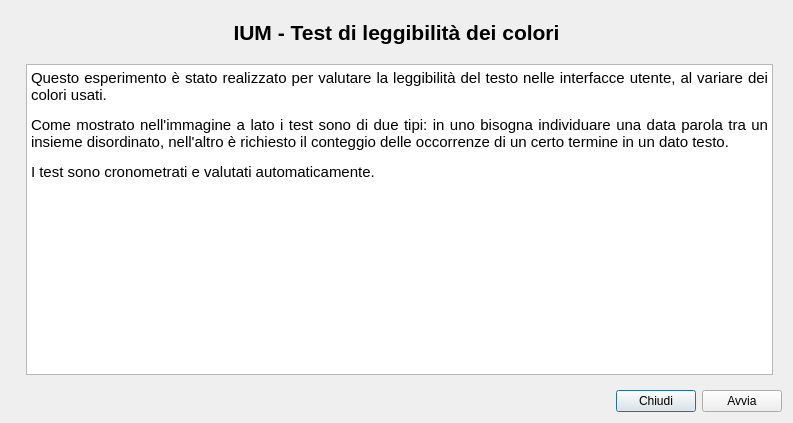
Qt form startdialog.ui (kele23/IUM) before a commit.
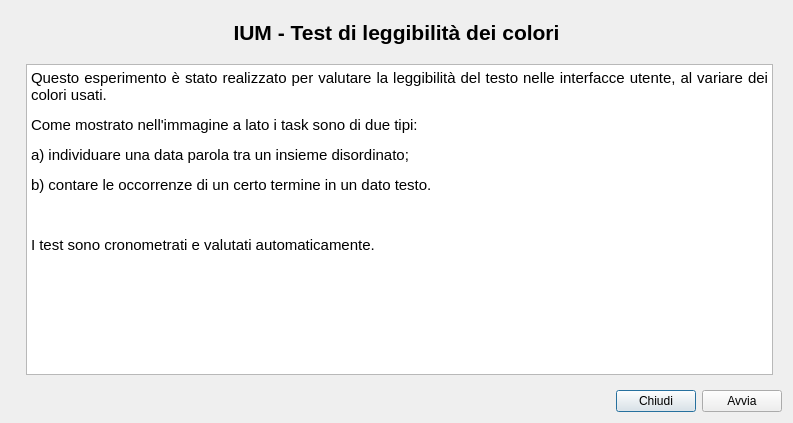
The same form after that commit. Icons and pictures are not drawn.

Commit message: Completamento start dialog

What changed in the file:
```diff
--- a/startdialog.ui
+++ b/startdialog.ui
@@ -62,7 +62,10 @@
 p, li { white-space: pre-wrap; }
 &lt;/style&gt;&lt;/head&gt;&lt;body style=&quot; font-family:'MS Shell Dlg 2'; font-size:8.25pt; font-weight:400; font-style:normal;&quot;&gt;
 &lt;p align=&quot;justify&quot; style=&quot; margin-top:12px; margin-bottom:12px; margin-left:0px; margin-right:0px; -qt-block-indent:0; text-indent:0px;&quot;&gt;&lt;span style=&quot; font-family:'Ubuntu'; font-size:11pt;&quot;&gt;Questo esperimento è stato realizzato per valutare la leggibilità del testo nelle interfacce utente, al variare dei colori usati. &lt;/span&gt;&lt;/p&gt;
-&lt;p align=&quot;justify&quot; style=&quot; margin-top:12px; margin-bottom:12px; margin-left:0px; margin-right:0px; -qt-block-indent:0; text-indent:0px;&quot;&gt;&lt;span style=&quot; font-family:'Ubuntu'; font-size:11pt;&quot;&gt;Come mostrato nell'immagine a lato i test sono di due tipi: in uno bisogna individuare una data parola tra un insieme disordinato, nell'altro è richiesto il conteggio delle occorrenze di un certo termine in un dato testo.&lt;/span&gt;&lt;/p&gt;
+&lt;p align=&quot;justify&quot; style=&quot; margin-top:12px; margin-bottom:12px; margin-left:0px; margin-right:0px; -qt-block-indent:0; text-indent:0px;&quot;&gt;&lt;span style=&quot; font-family:'Ubuntu'; font-size:11pt;&quot;&gt;Come mostrato nell'immagine a lato i task sono di due tipi:&lt;/span&gt;&lt;/p&gt;
+&lt;p align=&quot;justify&quot; style=&quot; margin-top:12px; margin-bottom:12px; margin-left:0px; margin-right:0px; -qt-block-indent:0; text-indent:0px;&quot;&gt;&lt;span style=&quot; font-family:'Ubuntu'; font-size:11pt;&quot;&gt;a) individuare una data parola tra un insieme disordinato;&lt;/span&gt;&lt;/p&gt;
+&lt;p align=&quot;justify&quot; style=&quot; margin-top:12px; margin-bottom:12px; margin-left:0px; margin-right:0px; -qt-block-indent:0; text-indent:0px;&quot;&gt;&lt;span style=&quot; font-family:'Ubuntu'; font-size:11pt;&quot;&gt;b) contare le occorrenze di un certo termine in un dato testo.&lt;/span&gt;&lt;/p&gt;
+&lt;p align=&quot;justify&quot; style=&quot;-qt-paragraph-type:empty; margin-top:12px; margin-bottom:12px; margin-left:0px; margin-right:0px; -qt-block-indent:0; text-indent:0px; font-family:'Ubuntu'; font-size:11pt;&quot;&gt;&lt;br /&gt;&lt;/p&gt;
 &lt;p align=&quot;justify&quot; style=&quot; margin-top:12px; margin-bottom:12px; margin-left:0px; margin-right:0px; -qt-block-indent:0; text-indent:0px;&quot;&gt;&lt;span style=&quot; font-family:'Ubuntu'; font-size:11pt;&quot;&gt;I test sono cronometrati e valutati automaticamente.&lt;br /&gt;&lt;/span&gt;&lt;/p&gt;&lt;/body&gt;&lt;/html&gt;</string>
           </property>
          </widget>
```
The commit also changes 1 other file.
